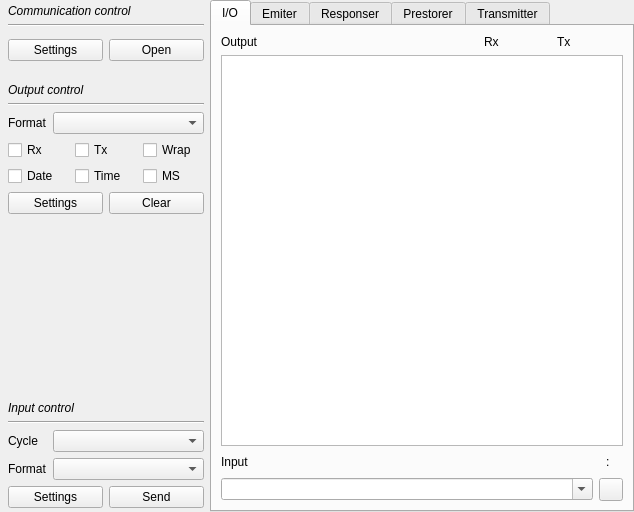
Above: Source/ToolBox/ToolBoxUI/xToolsToolBoxUi.ui from x-tools-author/x-tools before the change. Below: the same form after it.
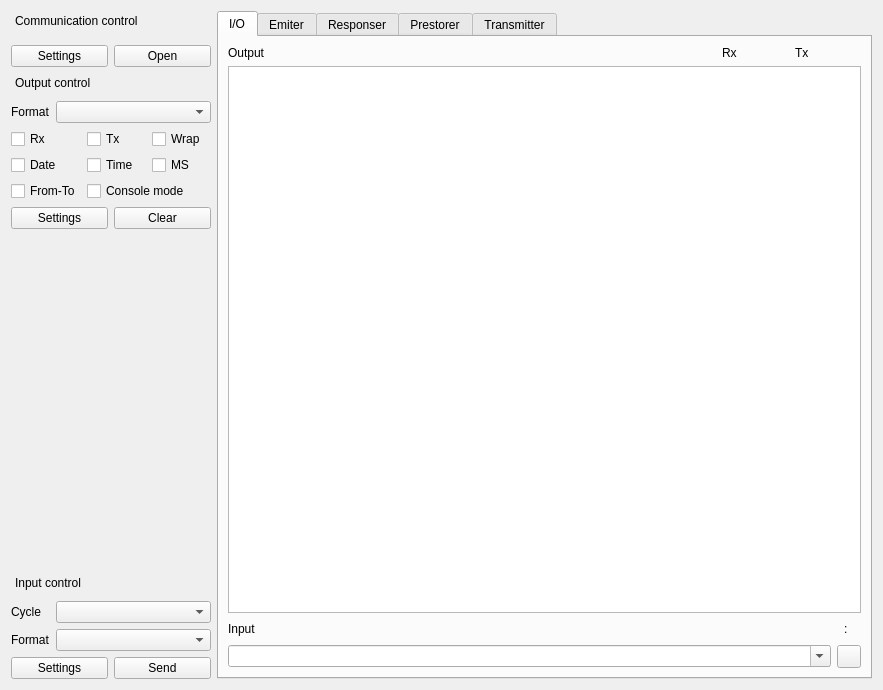
That is the form after the change. Custom widgets are drawn as their Qt base class.

Commit message: chore: update files of project

```diff
--- a/Source/ToolBox/ToolBoxUI/xToolsToolBoxUi.ui
+++ b/Source/ToolBox/ToolBoxUI/xToolsToolBoxUi.ui
@@ -6,8 +6,8 @@
    <rect>
     <x>0</x>
     <y>0</y>
-    <width>634</width>
-    <height>512</height>
+    <width>883</width>
+    <height>690</height>
    </rect>
   </property>
   <property name="minimumSize">
@@ -20,18 +20,6 @@
    <string notr="true">Form</string>
   </property>
   <layout class="QGridLayout" name="gridLayout_3">
-   <property name="leftMargin">
-    <number>4</number>
-   </property>
-   <property name="topMargin">
-    <number>0</number>
-   </property>
-   <property name="rightMargin">
-    <number>0</number>
-   </property>
-   <property name="bottomMargin">
-    <number>0</number>
-   </property>
    <item row="0" column="0">
     <widget class="QWidget" name="widgetControl" native="true">
      <property name="minimumSize">
@@ -42,40 +30,49 @@
      </property>
      <layout class="QVBoxLayout" name="verticalLayout">
       <property name="leftMargin">
-       <number>4</number>
+       <number>0</number>
       </property>
       <property name="topMargin">
-       <number>4</number>
+       <number>0</number>
       </property>
       <property name="rightMargin">
        <number>0</number>
       </property>
       <property name="bottomMargin">
-       <number>4</number>
+       <number>0</number>
       </property>
       <item>
-       <widget class="QLabel" name="labelCommunicationControl">
-        <property name="font">
-         <font>
-          <pointsize>9</pointsize>
-          <italic>true</italic>
-          <bold>false</bold>
-          <kerning>false</kerning>
-         </font>
+       <widget class="QDockWidget" name="dockWidget_3">
+        <property name="sizePolicy">
+         <sizepolicy hsizetype="Fixed" vsizetype="Fixed">
+          <horstretch>0</horstretch>
+          <verstretch>0</verstretch>
+         </sizepolicy>
         </property>
-        <property name="text">
+        <property name="features">
+         <set>QDockWidget::NoDockWidgetFeatures</set>
+        </property>
+        <property name="allowedAreas">
+         <set>Qt::NoDockWidgetArea</set>
+        </property>
+        <property name="windowTitle">
          <string>Communication control</string>
         </property>
-       </widget>
-      </item>
-      <item>
-       <widget class="Line" name="line">
-        <property name="orientation">
-         <enum>Qt::Horizontal</enum>
-        </property>
-       </widget>
-      </item>
-      <item>
+        <widget class="QWidget" name="dockWidgetContents_3">
+         <layout class="QGridLayout" name="gridLayout_8">
+          <property name="leftMargin">
+           <number>0</number>
+          </property>
+          <property name="topMargin">
+           <number>9</number>
+          </property>
+          <property name="rightMargin">
+           <number>0</number>
+          </property>
+          <property name="bottomMargin">
+           <number>0</number>
+          </property>
+          <item row="0" column="0">
        <widget class="QWidget" name="widgetCommunicationToolUi" native="true">
         <property name="minimumSize">
          <size>
@@ -85,20 +82,52 @@
         </property>
        </widget>
       </item>
+          <item row="1" column="0">
+           <layout class="QHBoxLayout" name="horizontalLayout_5">
       <item>
-       <widget class="QWidget" name="widget_2" native="true">
-        <property name="minimumSize">
-         <size>
-          <width>0</width>
-          <height>0</height>
-         </size>
-        </property>
-        <layout class="QGridLayout" name="gridLayout_9">
+             <widget class="QPushButton" name="pushButtonCommunicationSettings">
+              <property name="text">
+               <string>Settings</string>
+              </property>
+             </widget>
+            </item>
+            <item>
+             <widget class="QPushButton" name="pushButtonCommunicationOpen">
+              <property name="text">
+               <string>Open</string>
+              </property>
+             </widget>
+            </item>
+           </layout>
+          </item>
+         </layout>
+        </widget>
+       </widget>
+      </item>
+      <item>
+       <widget class="QDockWidget" name="dockWidget">
+        <property name="sizePolicy">
+         <sizepolicy hsizetype="Fixed" vsizetype="Fixed">
+          <horstretch>0</horstretch>
+          <verstretch>0</verstretch>
+         </sizepolicy>
+        </property>
+        <property name="features">
+         <set>QDockWidget::NoDockWidgetFeatures</set>
+        </property>
+        <property name="allowedAreas">
+         <set>Qt::NoDockWidgetArea</set>
+        </property>
+        <property name="windowTitle">
+         <string>Output control</string>
+        </property>
+        <widget class="QWidget" name="dockWidgetContents">
+         <layout class="QGridLayout" name="gridLayout_6">
          <property name="leftMargin">
           <number>0</number>
          </property>
          <property name="topMargin">
-          <number>0</number>
+           <number>9</number>
          </property>
          <property name="rightMargin">
           <number>0</number>
@@ -106,25 +135,24 @@
          <property name="bottomMargin">
           <number>0</number>
          </property>
-         <item row="4" column="1">
+          <item row="0" column="0">
+           <widget class="QLabel" name="label_9">
+            <property name="sizePolicy">
+             <sizepolicy hsizetype="Fixed" vsizetype="Preferred">
+              <horstretch>0</horstretch>
+              <verstretch>0</verstretch>
+             </sizepolicy>
+            </property>
+            <property name="text">
+             <string>Format</string>
+            </property>
+           </widget>
+          </item>
+          <item row="0" column="1">
           <widget class="xToolsTextFormatComboBox" name="comboBoxOutputFormat"/>
          </item>
-         <item row="5" column="0" colspan="2">
+          <item row="1" column="0" colspan="2">
           <layout class="QGridLayout" name="gridLayout_5">
-           <item row="1" column="0">
-            <widget class="xToolsCheckBox" name="checkBoxOutputDate">
-             <property name="text">
-              <string>Date</string>
-             </property>
-            </widget>
-           </item>
-           <item row="1" column="1">
-            <widget class="xToolsCheckBox" name="checkBoxOutputTime">
-             <property name="text">
-              <string>Time</string>
-             </property>
-            </widget>
-           </item>
            <item row="0" column="1">
             <widget class="xToolsCheckBox" name="checkBoxOutputTx">
              <property name="text">
@@ -132,13 +160,6 @@
              </property>
             </widget>
            </item>
-           <item row="0" column="0">
-            <widget class="xToolsCheckBox" name="checkBoxOutputRx">
-             <property name="text">
-              <string>Rx</string>
-             </property>
-            </widget>
-           </item>
            <item row="1" column="2">
             <widget class="xToolsCheckBox" name="checkBoxOutputMs">
              <property name="text">
@@ -153,9 +174,47 @@
              </property>
             </widget>
            </item>
-          </layout>
-         </item>
-         <item row="6" column="0" colspan="2">
+            <item row="0" column="0">
+             <widget class="xToolsCheckBox" name="checkBoxOutputRx">
+              <property name="text">
+               <string>Rx</string>
+              </property>
+             </widget>
+            </item>
+            <item row="1" column="0">
+             <widget class="xToolsCheckBox" name="checkBoxOutputDate">
+              <property name="text">
+               <string>Date</string>
+              </property>
+             </widget>
+            </item>
+            <item row="1" column="1">
+             <widget class="xToolsCheckBox" name="checkBoxOutputTime">
+              <property name="text">
+               <string>Time</string>
+              </property>
+             </widget>
+            </item>
+            <item row="2" column="0">
+             <widget class="QCheckBox" name="checkBox">
+              <property name="text">
+               <string>From-To</string>
+              </property>
+              <property name="checkable">
+               <bool>false</bool>
+              </property>
+             </widget>
+            </item>
+            <item row="2" column="1" colspan="2">
+             <widget class="QCheckBox" name="checkBox_2">
+              <property name="text">
+               <string>Console mode</string>
+              </property>
+             </widget>
+            </item>
+           </layout>
+          </item>
+          <item row="2" column="0" colspan="2">
           <layout class="QHBoxLayout" name="horizontalLayout_4">
            <item>
             <widget class="QPushButton" name="pushButtonOutputSettings">
@@ -173,75 +232,8 @@
            </item>
           </layout>
          </item>
-         <item row="0" column="0" colspan="2">
-          <layout class="QHBoxLayout" name="horizontalLayout_5">
-           <item>
-            <widget class="QPushButton" name="pushButtonCommunicationSettings">
-             <property name="text">
-              <string>Settings</string>
-             </property>
-            </widget>
-           </item>
-           <item>
-            <widget class="QPushButton" name="pushButtonCommunicationOpen">
-             <property name="text">
-              <string>Open</string>
-             </property>
-            </widget>
-           </item>
-          </layout>
-         </item>
-         <item row="2" column="0" colspan="2">
-          <widget class="QLabel" name="label_3">
-           <property name="font">
-            <font>
-             <pointsize>9</pointsize>
-             <italic>true</italic>
-             <bold>false</bold>
-            </font>
-           </property>
-           <property name="text">
-            <string>Output control</string>
-           </property>
-          </widget>
-         </item>
-         <item row="3" column="0" colspan="2">
-          <widget class="Line" name="line_2">
-           <property name="orientation">
-            <enum>Qt::Horizontal</enum>
-           </property>
-          </widget>
-         </item>
-         <item row="4" column="0">
-          <widget class="QLabel" name="label_9">
-           <property name="sizePolicy">
-            <sizepolicy hsizetype="Fixed" vsizetype="Preferred">
-             <horstretch>0</horstretch>
-             <verstretch>0</verstretch>
-            </sizepolicy>
-           </property>
-           <property name="text">
-            <string>Format</string>
-           </property>
-          </widget>
-         </item>
-         <item row="1" column="0">
-          <spacer name="verticalSpacer_2">
-           <property name="orientation">
-            <enum>Qt::Vertical</enum>
-           </property>
-           <property name="sizeType">
-            <enum>QSizePolicy::Fixed</enum>
-           </property>
-           <property name="sizeHint" stdset="0">
-            <size>
-             <width>20</width>
-             <height>16</height>
-            </size>
-           </property>
-          </spacer>
-         </item>
-        </layout>
+         </layout>
+        </widget>
        </widget>
       </item>
       <item>
@@ -258,13 +250,29 @@
        </spacer>
       </item>
       <item>
-       <widget class="QWidget" name="widget_3" native="true">
+       <widget class="QDockWidget" name="dockWidget_2">
+        <property name="sizePolicy">
+         <sizepolicy hsizetype="Fixed" vsizetype="Fixed">
+          <horstretch>0</horstretch>
+          <verstretch>0</verstretch>
+         </sizepolicy>
+        </property>
+        <property name="features">
+         <set>QDockWidget::NoDockWidgetFeatures</set>
+        </property>
+        <property name="allowedAreas">
+         <set>Qt::NoDockWidgetArea</set>
+        </property>
+        <property name="windowTitle">
+         <string>Input control</string>
+        </property>
+        <widget class="QWidget" name="dockWidgetContents_2">
         <layout class="QGridLayout" name="gridLayout_7">
          <property name="leftMargin">
           <number>0</number>
          </property>
          <property name="topMargin">
-          <number>0</number>
+           <number>9</number>
          </property>
          <property name="rightMargin">
           <number>0</number>
@@ -272,17 +280,7 @@
          <property name="bottomMargin">
           <number>0</number>
          </property>
-         <item row="3" column="1">
-          <widget class="QComboBox" name="comboBoxInputIntervel">
-           <property name="editable">
-            <bool>false</bool>
-           </property>
-          </widget>
-         </item>
-         <item row="4" column="1">
-          <widget class="xToolsTextFormatComboBox" name="comboBoxInputFormat"/>
-         </item>
-         <item row="3" column="0">
+          <item row="0" column="0">
           <widget class="QLabel" name="label_5">
            <property name="sizePolicy">
             <sizepolicy hsizetype="Fixed" vsizetype="Preferred">
@@ -295,15 +293,31 @@
            </property>
           </widget>
          </item>
-         <item row="5" column="0" colspan="2">
+          <item row="0" column="1">
+           <widget class="QComboBox" name="comboBoxInputIntervel">
+            <property name="editable">
+             <bool>false</bool>
+            </property>
+           </widget>
+          </item>
+          <item row="1" column="0">
+           <widget class="QLabel" name="label_6">
+            <property name="sizePolicy">
+             <sizepolicy hsizetype="Fixed" vsizetype="Preferred">
+              <horstretch>0</horstretch>
+              <verstretch>0</verstretch>
+             </sizepolicy>
+            </property>
+            <property name="text">
+             <string>Format</string>
+            </property>
+           </widget>
+          </item>
+          <item row="1" column="1">
+           <widget class="xToolsTextFormatComboBox" name="comboBoxInputFormat"/>
+          </item>
+          <item row="2" column="0" colspan="2">
           <layout class="QGridLayout" name="gridLayout">
-           <item row="0" column="0">
-            <widget class="QPushButton" name="pushButtonInputSettings">
-             <property name="text">
-              <string>Settings</string>
-             </property>
-            </widget>
-           </item>
            <item row="0" column="1">
             <widget class="QPushButton" name="pushButtonInputSend">
              <property name="text">
@@ -311,42 +325,17 @@
              </property>
             </widget>
            </item>
-          </layout>
-         </item>
-         <item row="4" column="0">
-          <widget class="QLabel" name="label_6">
-           <property name="sizePolicy">
-            <sizepolicy hsizetype="Fixed" vsizetype="Preferred">
-             <horstretch>0</horstretch>
-             <verstretch>0</verstretch>
-            </sizepolicy>
-           </property>
+            <item row="0" column="0">
+             <widget class="QPushButton" name="pushButtonInputSettings">
            <property name="text">
-            <string>Format</string>
+               <string>Settings</string>
            </property>
           </widget>
          </item>
-         <item row="1" column="0" colspan="2">
-          <widget class="QLabel" name="label_4">
-           <property name="font">
-            <font>
-             <italic>true</italic>
-             <bold>false</bold>
-            </font>
-           </property>
-           <property name="text">
-            <string>Input control</string>
-           </property>
-          </widget>
-         </item>
-         <item row="2" column="0" colspan="2">
-          <widget class="Line" name="line_3">
-           <property name="orientation">
-            <enum>Qt::Horizontal</enum>
-           </property>
-          </widget>
-         </item>
-        </layout>
+           </layout>
+          </item>
+         </layout>
+        </widget>
        </widget>
       </item>
      </layout>
@@ -368,16 +357,13 @@
        <string>I/O</string>
       </attribute>
       <layout class="QGridLayout" name="gridLayout_2">
-       <item row="3" column="0" colspan="5">
-        <widget class="xToolsComboBox" name="comboBoxInputText">
-         <property name="sizePolicy">
-          <sizepolicy hsizetype="Expanding" vsizetype="Fixed">
-           <horstretch>0</horstretch>
-           <verstretch>0</verstretch>
-          </sizepolicy>
-         </property>
-         <property name="editable">
-          <bool>true</bool>
+       <item row="1" column="0" colspan="6">
+        <widget class="QTextBrowser" name="textBrowserOutput"/>
+       </item>
+       <item row="3" column="5">
+        <widget class="QToolButton" name="toolButtonPrestore">
+         <property name="text">
+          <string notr="true"/>
          </property>
         </widget>
        </item>
@@ -462,9 +448,6 @@
          </item>
         </layout>
        </item>
-       <item row="1" column="0" colspan="6">
-        <widget class="QTextBrowser" name="textBrowserOutput"/>
-       </item>
        <item row="2" column="0" colspan="6">
         <layout class="QHBoxLayout" name="horizontalLayout_2">
          <item>
@@ -510,10 +493,16 @@
          </item>
         </layout>
        </item>
-       <item row="3" column="5">
-        <widget class="QToolButton" name="toolButtonPrestore">
-         <property name="text">
-          <string notr="true"/>
+       <item row="3" column="0" colspan="5">
+        <widget class="xToolsComboBox" name="comboBoxInputText">
+         <property name="sizePolicy">
+          <sizepolicy hsizetype="Expanding" vsizetype="Fixed">
+           <horstretch>0</horstretch>
+           <verstretch>0</verstretch>
+          </sizepolicy>
+         </property>
+         <property name="editable">
+          <bool>true</bool>
          </property>
         </widget>
        </item>
```
Lines whose indentation alone changed are shown as unchanged. The commit also changes 1 other file.
